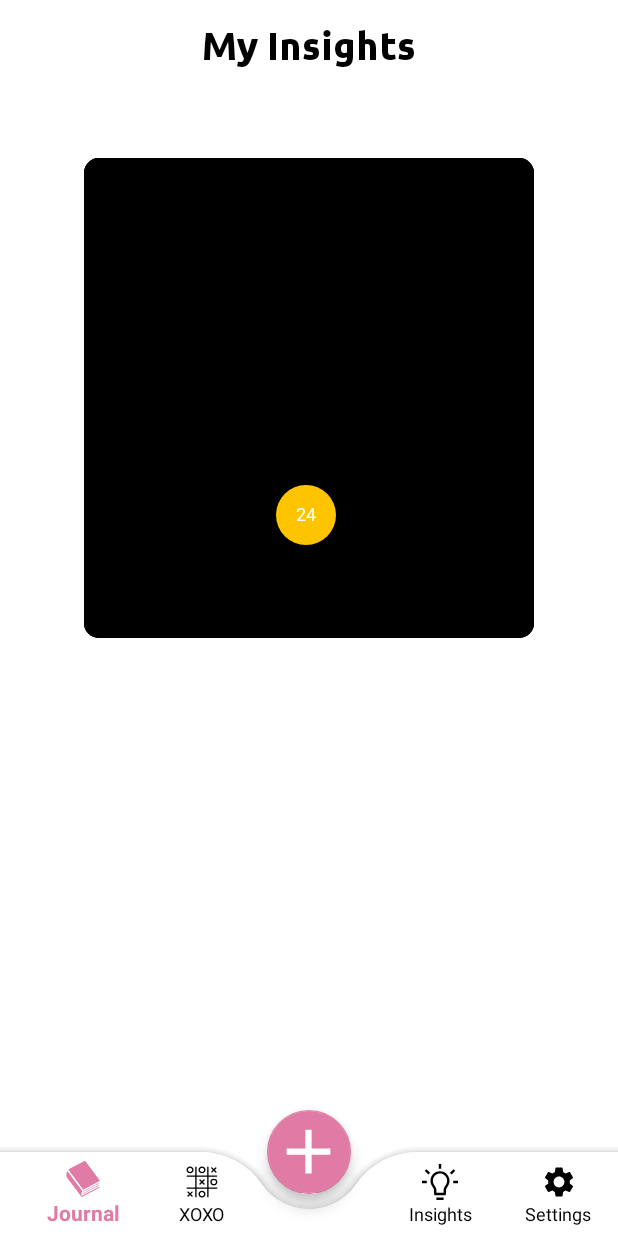
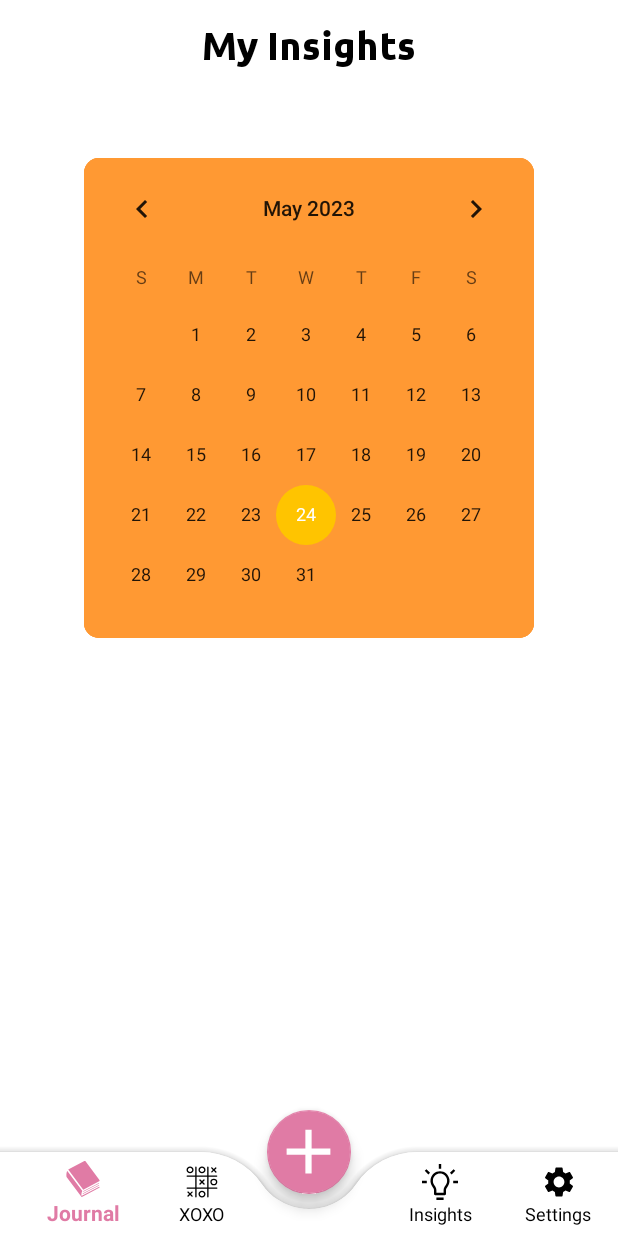
Before and after one commit to Topitops69/TicTacJournal_Official, an Android app: the fragment InsightFragment placed in its activity, on a phone screen of 412 x 824 dp. Run offline under Robolectric (Android 15) with nearby library versions, the phone set to English and light mode, and no system bars; our stand-ins replace Room's generated code, sdp/ssp sizes; libraries missing offline, so code that uses them is left out: com.makeramen.roundedimageview; pictures from the network do not load.

Commit message:
Updated the Calendar Feature.

```diff
--- a/app/src/main/res/drawable/bg_calendar.xml
+++ b/app/src/main/res/drawable/bg_calendar.xml
@@ -9,6 +9,6 @@
         />
 
     <solid
-        android:color="#000"
+        android:color="#FF9933"
         />
 </shape>
--- a/app/src/main/res/values-night/themes.xml
+++ b/app/src/main/res/values-night/themes.xml
@@ -46,7 +46,7 @@
 
     <!--    Welcome End if light mode on -->
     <style name="CALENDAR" >
-        <item name="android:background">#FFF</item>
+        <item name="android:background">@drawable/bg_calendar</item>
         <item name="android:textColor">#FFF</item>
     </style>
 
```
